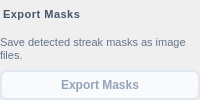
Old version of the form src/startrails/ui/step_additional_tools.ui in the repository gkyle/startrails.
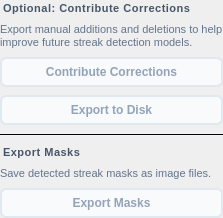
New version of the form.

Commit message: enable training contributions (#26)

```diff
--- a/src/startrails/ui/step_additional_tools.ui
+++ b/src/startrails/ui/step_additional_tools.ui
@@ -18,6 +18,121 @@
    <property name="bottomMargin">
     <number>0</number>
    </property>
+   <item>
+    <widget class="QLabel" name="contributeHeading">
+     <property name="styleSheet">
+      <string notr="true">font-size: 11px;
+font-weight: 600;
+color: #475569;
+text-transform: uppercase;
+letter-spacing: 0.5px;
+margin-top: 2px;</string>
+     </property>
+     <property name="text">
+      <string>Optional: Contribute Corrections</string>
+     </property>
+    </widget>
+   </item>
+   <item>
+    <widget class="QLabel" name="contributeHint">
+     <property name="styleSheet">
+      <string notr="true">font-size: 11px;
+color: #64748b;
+line-height: 1.3;</string>
+     </property>
+     <property name="text">
+      <string>Export manual additions and deletions to help improve future streak detection models.</string>
+     </property>
+     <property name="wordWrap">
+      <bool>true</bool>
+     </property>
+    </widget>
+   </item>
+   <item>
+    <widget class="QPushButton" name="contribute">
+     <property name="enabled">
+      <bool>false</bool>
+     </property>
+     <property name="cursor">
+      <cursorShape>PointingHandCursor</cursorShape>
+     </property>
+     <property name="toolTip">
+      <string>Requires manually added or deleted streak masks.</string>
+     </property>
+     <property name="styleSheet">
+      <string notr="true">QPushButton#contribute {
+    background-color: #0369a1;
+    color: #ffffff;
+    border: 2px solid #0369a1;
+    border-radius: 6px;
+    padding: 6px 12px;
+    font-weight: 500;
+    font-size: 12px;
+}
+QPushButton#contribute:hover {
+    background-color: #075985;
+    border-color: #075985;
+}
+QPushButton#contribute:disabled {
+    background-color: #f8fafc;
+    color: #94a3b8;
+    border-color: #e2e8f0;
+}
+QPushButton#contribute:focus:enabled { border-color: #0f172a; }</string>
+     </property>
+     <property name="text">
+      <string>Contribute Corrections</string>
+     </property>
+    </widget>
+   </item>
+   <item>
+    <widget class="QPushButton" name="training">
+     <property name="enabled">
+      <bool>false</bool>
+     </property>
+     <property name="cursor">
+      <cursorShape>PointingHandCursor</cursorShape>
+     </property>
+     <property name="toolTip">
+      <string>Requires manually added or deleted streak masks.</string>
+     </property>
+     <property name="styleSheet">
+      <string notr="true">QPushButton#training {
+    background-color: #ffffff;
+    color: #1e293b;
+    border: 2px solid #cbd5e1;
+    border-radius: 6px;
+    padding: 6px 12px;
+    font-weight: 500;
+    font-size: 12px;
+}
+QPushButton#training:hover {
+    background-color: #f1f5f9;
+    border-color: #94a3b8;
+}
+QPushButton#training:disabled {
+    background-color: #f8fafc;
+    color: #94a3b8;
+    border-color: #e2e8f0;
+}
+QPushButton#training:focus:enabled { border-color: #0f172a; }</string>
+     </property>
+     <property name="text">
+      <string>Export to Disk</string>
+     </property>
+    </widget>
+   </item>
+   <item>
+    <widget class="QFrame" name="sep1">
+     <property name="styleSheet">
+      <string notr="true">background-color: #f1f5f9;
+max-height: 1px;</string>
+     </property>
+     <property name="frameShape">
+      <enum>QFrame::Shape::HLine</enum>
+     </property>
+    </widget>
+   </item>
    <item>
     <widget class="QLabel" name="masksHeading">
     <property name="styleSheet">
```
The commit also changes 37 other files.
